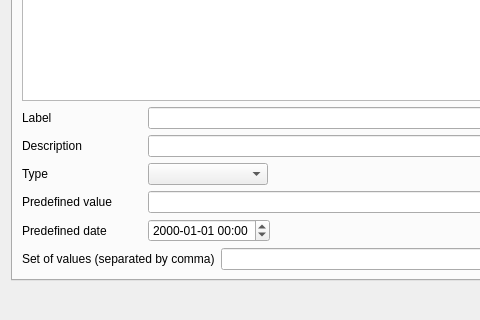
Qt form boris/project.ui (olivierfriard/BORIS) before a commit; both pictures show x 0 to 480 and y 377 to 697 of the 1202 by 697 pixel window.
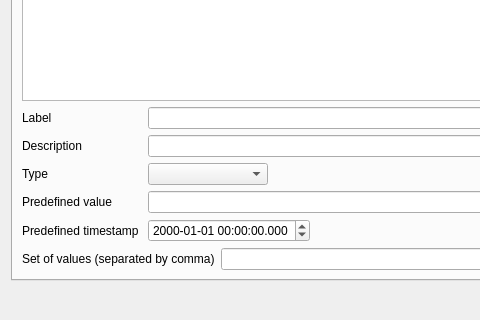
The same form after that commit. The open tabs and pages were chosen to show the change.

The edit to the form file:
```diff
--- a/boris/project.ui
+++ b/boris/project.ui
@@ -609,14 +609,14 @@
                   </size>
                  </property>
                  <property name="text">
-                  <string>Predefined date</string>
+                  <string>Predefined timestamp</string>
                  </property>
                 </widget>
                </item>
                <item>
                 <widget class="QDateTimeEdit" name="dte_default_date">
                  <property name="displayFormat">
-                  <string>yyyy-MM-dd hh:mm</string>
+                  <string>yyyy-MM-dd hh:mm:ss.zzz</string>
                  </property>
                 </widget>
                </item>
```
Left out of the diff: 2 changed lines with no effect on the pictures.
